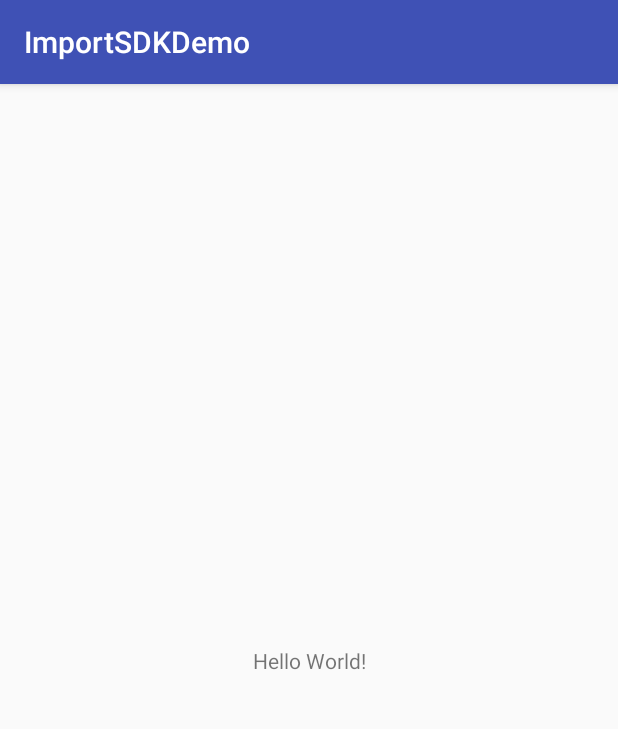
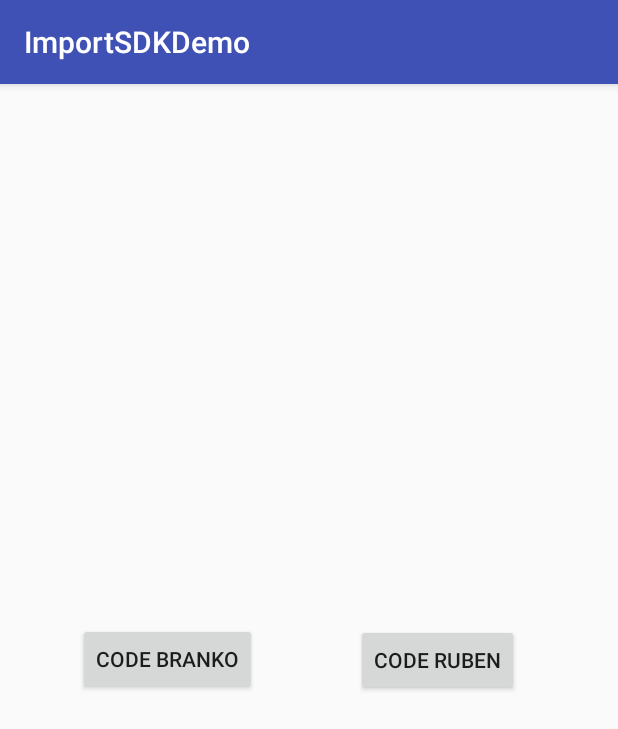
Before and after one commit to Ruben-De-Windt/dron_app_V1, an Android app: the screen it shows after launch (MainActivity), on a phone screen of 412 x 824 dp. Shown: the top 729 px of the screen. Run offline under Robolectric (Android 15) with nearby library versions, the phone set to English and light mode, and no system bars; libraries missing offline, so code that uses them is left out: com.secneo.sdk, dji.common.error, dji.sdk.base, dji.sdk.flightcontroller, dji.sdk.sdkmanager; 2 statements that could not run were skipped.

Commit message:
alle schermen gelinkd aan java code + buttons op de pagina s gezet om makkelijk van scherm naar scherm te navigeren

```diff
--- a/ImportSDKDemo/app/src/main/java/com/dji/importSDKDemo/MainActivity.java
+++ b/ImportSDKDemo/app/src/main/java/com/dji/importSDKDemo/MainActivity.java
@@ -9,6 +9,8 @@ import android.content.Intent;
 import android.os.Handler;
 import android.os.Looper;
 import android.util.Log;
+import android.view.View;
+import android.widget.Button;
 import android.widget.Toast;
 
 import androidx.annotation.NonNull;
@@ -60,13 +62,29 @@ public class MainActivity extends AppCompatActivity {
     @Override
     protected void onCreate(Bundle savedInstanceState) {
         super.onCreate(savedInstanceState);
+        setContentView(R.layout.activity_main);
+
+        Button brankoBtn = (Button) findViewById (R.id.btnPagina1);
+        Button rubenBtn = (Button) findViewById (R.id.btnPagina2);
+        brankoBtn.setOnClickListener(new View.OnClickListener() {
+            @Override
+            public void onClick(View view) {
+                Intent brankoSwitch = new Intent(getApplicationContext(), Pagina1.class);
+                startActivity(brankoSwitch);
+            }
+        });
+        rubenBtn.setOnClickListener(new View.OnClickListener() {
+            @Override
+            public void onClick(View view) {
+                Intent rubenswitch = new Intent(getApplicationContext(), Pagina2.class);
+                startActivity(rubenswitch);
+            }
+        });
 
         // When the compile and target version is higher than 22, please request the following permission at runtime to ensure the SDK works well.
         if (Build.VERSION.SDK_INT >= Build.VERSION_CODES.M) {
             checkAndRequestPermissions();
         }
-
-        setContentView(R.layout.activity_main);
 
         //Initialize DJI SDK Manager
         mHandler = new Handler(Looper.getMainLooper());
--- a/ImportSDKDemo/app/src/main/res/layout/activity_main.xml
+++ b/ImportSDKDemo/app/src/main/res/layout/activity_main.xml
@@ -7,13 +7,25 @@
     android:layout_height="match_parent"
     tools:context="com.dji.importSDKDemo.MainActivity">
 
-    <TextView
+    <Button
+        android:id="@+id/btnPagina1"
         android:layout_width="wrap_content"
         android:layout_height="wrap_content"
-        android:text="Hello World!"
+        android:layout_marginStart="52dp"
+        android:text="code branko"
         app:layout_constraintBottom_toBottomOf="parent"
-        app:layout_constraintLeft_toLeftOf="parent"
-        app:layout_constraintRight_toRightOf="parent"
+        app:layout_constraintStart_toStartOf="parent"
+        app:layout_constraintTop_toTopOf="parent"
+        app:layout_constraintVertical_bias="0.499" />
+
+    <Button
+        android:id="@+id/btnPagina2"
+        android:layout_width="wrap_content"
+        android:layout_height="wrap_content"
+        android:text="code Ruben"
+        app:layout_constraintBottom_toBottomOf="parent"
+        app:layout_constraintEnd_toEndOf="parent"
+        app:layout_constraintStart_toEndOf="@+id/btnPagina1"
         app:layout_constraintTop_toTopOf="parent" />
 
 </androidx.constraintlayout.widget.ConstraintLayout>
--- a/ImportSDKDemo/build.gradle
+++ b/ImportSDKDemo/build.gradle
@@ -6,7 +6,7 @@ buildscript {
         google()
     }
     dependencies {
-        classpath 'com.android.tools.build:gradle:4.0.2'
+        classpath 'com.android.tools.build:gradle:4.1.1'
 
         // NOTE: Do not place your application dependencies here; they belong
         // in the individual module build.gradle files
```
Also changed, not shown: ImportSDKDemo/app/src/main/AndroidManifest.xml (+13 -15 lines), ImportSDKDemo/app/src/main/java/com/dji/importSDKDemo/Pagina1.java (added, +26 -0 lines), ImportSDKDemo/app/src/main/java/com/dji/importSDKDemo/Pagina2.java (added, +26 -0 lines), ImportSDKDemo/app/src/main/res/layout/pagina1.xml (+9 -6 lines), ImportSDKDemo/app/src/main/res/layout/pagina2.xml (+5 -5 lines), ImportSDKDemo/gradle/wrapper/gradle-wrapper.properties.
